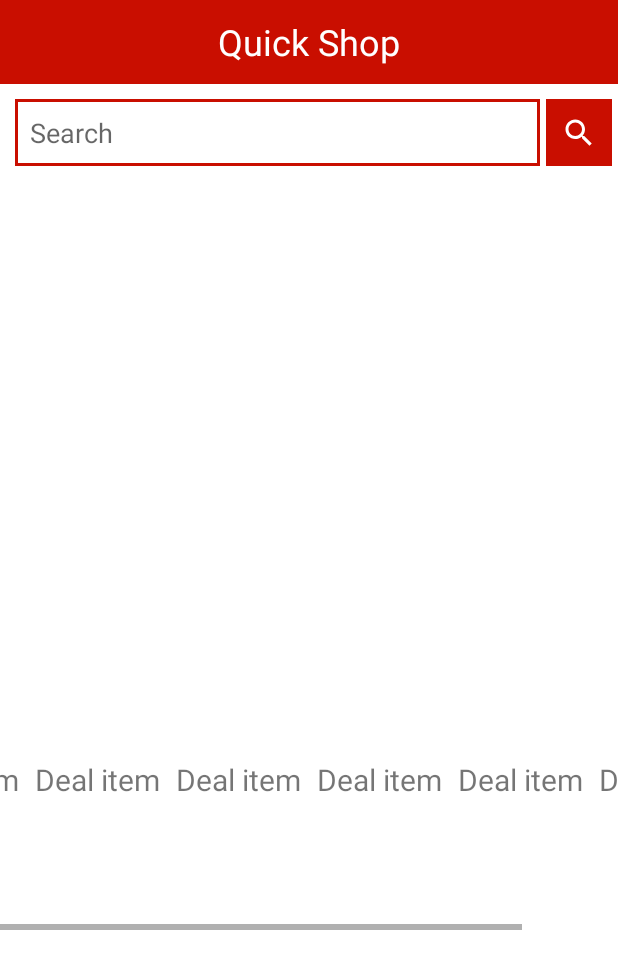
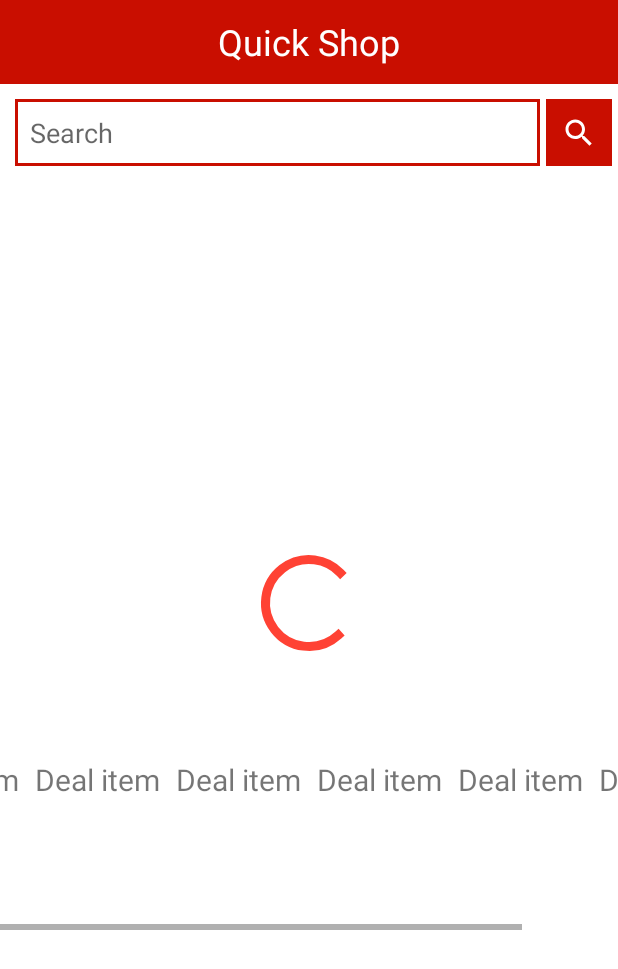
Before and after one commit to cjryan33/GroceryApp, an Android app: the layout activity_grocery_dashboard.xml on its own in the app's theme, with its tools: preview values and no code run, on a phone screen of 412 x 824 dp. Shown: the top 969 px of the screen. Run offline under Robolectric (Android 15) with nearby library versions, the phone set to English and light mode, and no system bars; network calls fail.

Commit message:
added progress bar

```diff
--- a/app/src/main/java/com/example/groceryappprojectcharles/view/GroceryDashboardActivity.kt
+++ b/app/src/main/java/com/example/groceryappprojectcharles/view/GroceryDashboardActivity.kt
@@ -139,6 +139,9 @@ class GroceryDashboardActivity : AppCompatActivity(), CategoryMVP.CategoryView,
     }
 
     override fun onLoad(isLoading: Boolean) {
-
+        if (isLoading) {
+            binding.progressBar.visibility = View.VISIBLE
+        } else
+            binding.progressBar.visibility = View.GONE
     }
 }
--- a/app/src/main/res/layout/activity_grocery_dashboard.xml
+++ b/app/src/main/res/layout/activity_grocery_dashboard.xml
@@ -139,6 +139,22 @@
             </LinearLayout>
 
         </HorizontalScrollView>
+        <ProgressBar
+            android:id="@+id/progressBar"
+            style="?android:attr/progressBarStyleLarge"
+            android:layout_width="wrap_content"
+            android:layout_height="wrap_content"
+            android:layout_marginBottom="@dimen/_20dp"
+            android:max="3"
+            android:progress="100"
+            android:elevation="@dimen/_40dp"
+            android:visibility="gone"
+            android:indeterminateTint="@color/load_bar_color"
+            app:layout_constraintBottom_toBottomOf="parent"
+            app:layout_constraintLeft_toLeftOf="parent"
+            app:layout_constraintTop_toTopOf="parent"
+            app:layout_constraintRight_toRightOf="parent"
+            tools:visibility="visible" />
 
 
     </androidx.constraintlayout.widget.ConstraintLayout>
```
